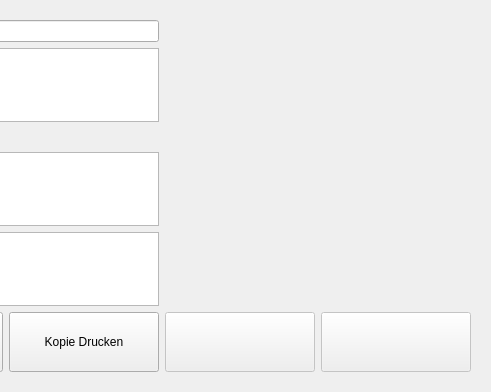
First picture: the form in src/ui/qrkdocument.ui, repository todvora/qrk-registrier-kasse, before the edit; both pictures show x 323 to 814 and y 0 to 392 of the 814 by 392 pixel window.
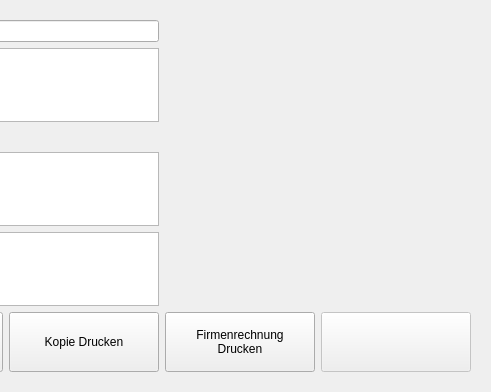
Second picture: the form after the edit. Icons and pictures are not drawn.

Diff of the .ui file:
```diff
--- a/src/ui/qrkdocument.ui
+++ b/src/ui/qrkdocument.ui
@@ -299,7 +299,7 @@
           <item row="1" column="0">
            <widget class="QPushButton" name="pushButton">
             <property name="enabled">
-             <bool>false</bool>
+             <bool>true</bool>
             </property>
             <property name="sizePolicy">
              <sizepolicy hsizetype="Preferred" vsizetype="Preferred">
@@ -314,7 +314,18 @@
              </size>
             </property>
             <property name="text">
-             <string/>
+             <string>Firmenrechnung
+Drucken</string>
+            </property>
+            <property name="icon">
+             <iconset resource="../qrk.qrc">
+              <normaloff>:/icons/print.png</normaloff>:/icons/print.png</iconset>
+            </property>
+            <property name="iconSize">
+             <size>
+              <width>32</width>
+              <height>32</height>
+             </size>
             </property>
            </widget>
           </item>
```
Left out of the diff: 2 changed lines with no effect on the pictures.
